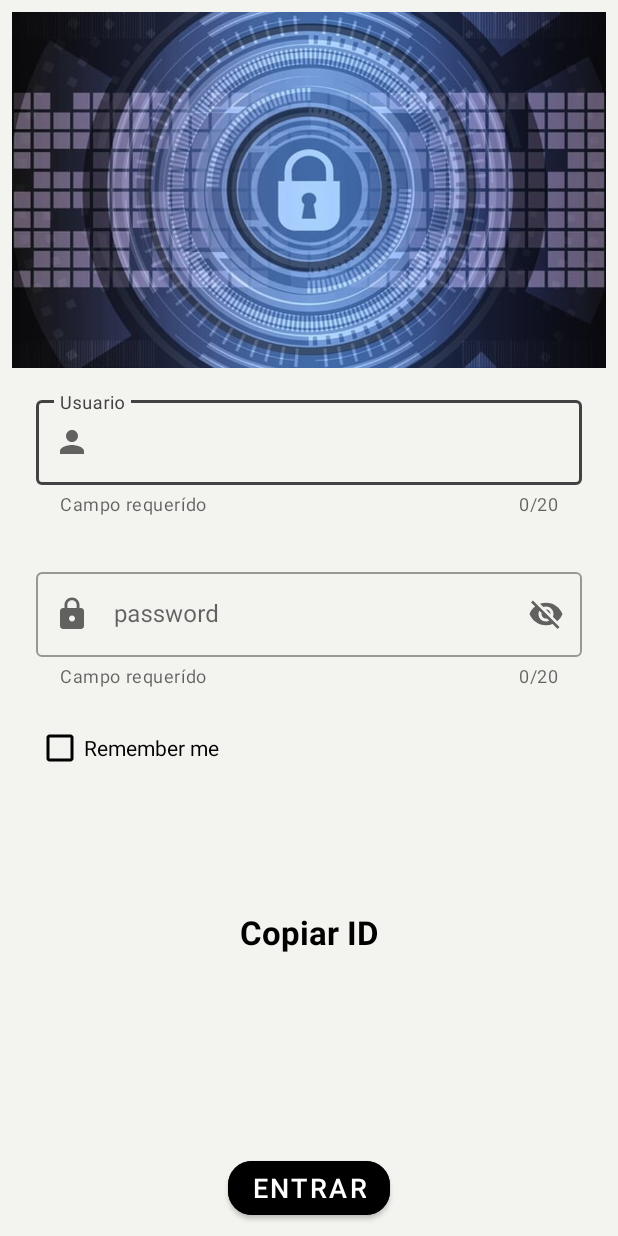
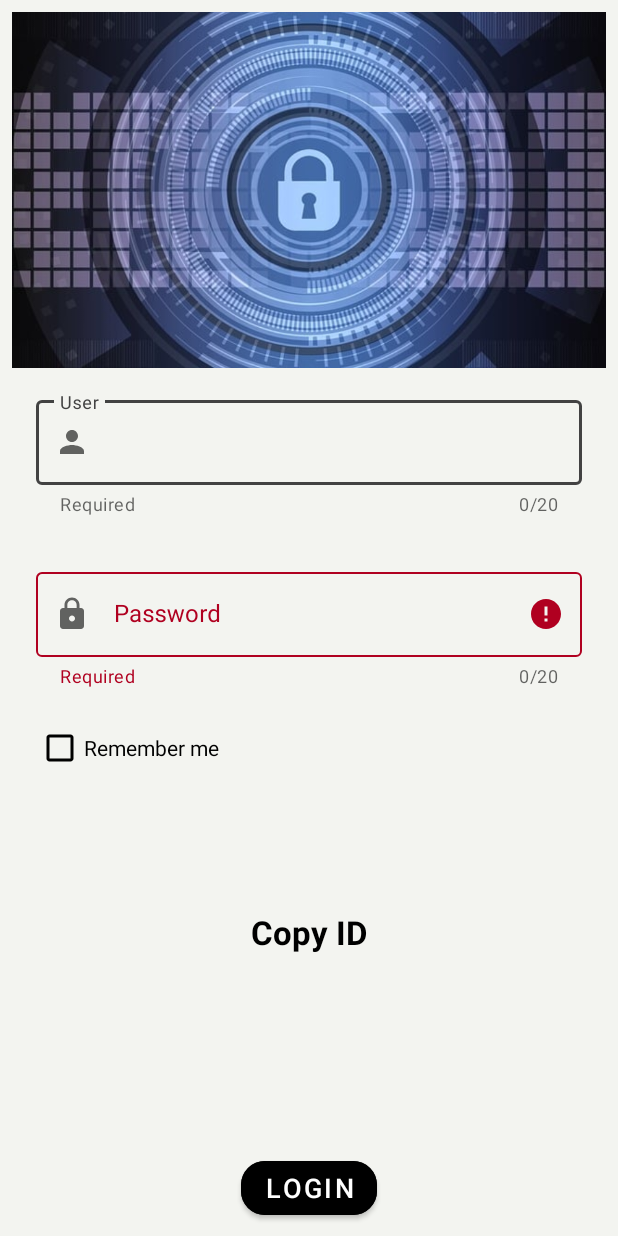
Before and after one commit to geekmaster69/SkytagBeta, an Android app: the screen it shows after launch (LoginActivity), after a tap on an icon or button, on a phone screen of 412 x 824 dp. Run offline under Robolectric (Android 15) with nearby library versions, the phone set to English and light mode, and no system bars; our stand-ins replace Room's generated code; libraries missing offline, so code that uses them is left out: io.paperdb; 3 statements that could not run were skipped.

Commit message:
plus location history

```diff
--- a/app/src/main/java/com/example/skytagbeta/presentation/locationhistory/adapter/StatusListAdapter.kt
+++ b/app/src/main/java/com/example/skytagbeta/presentation/locationhistory/adapter/StatusListAdapter.kt
@@ -34,9 +34,8 @@ class StatusListAdapter(private var status: MutableList<StatusListEntity>, priva
             binding.tvNetwork.text = list.network
             binding.tvTime.text = list.date
             binding.tvSatelite.text = list.accuracy
-            binding.tvCode.text = list.code
 
-            if (list.code == "20"){ binding.root.setBackgroundColor(Color.RED) }
+            if (list.code == "20"){ binding.root.setCardBackgroundColor(Color.parseColor("#CB3234")) }
         }
     }
 
--- a/app/src/main/java/com/example/skytagbeta/presentation/login/LoginActivity.kt
+++ b/app/src/main/java/com/example/skytagbeta/presentation/login/LoginActivity.kt
@@ -8,18 +8,23 @@ import android.content.pm.PackageManager
 import android.os.Build
 import android.os.Bundle
 import android.util.Log
+import android.view.View
 import android.widget.Toast
 import androidx.activity.result.contract.ActivityResultContracts
 import androidx.activity.viewModels
 import androidx.appcompat.app.AppCompatActivity
 import androidx.core.app.ActivityCompat
 import androidx.core.content.ContextCompat
+import androidx.core.widget.addTextChangedListener
+import com.example.skytagbeta.R
 import com.example.skytagbeta.presentation.login.model.LoginUserInfo
 import com.example.skytagbeta.base.utils.IdentifierKey
 import com.example.skytagbeta.base.utils.showToast
 import com.example.skytagbeta.databinding.ActivityLoginBinding
 import com.example.skytagbeta.presentation.login.viewmodel.LoginViewModel
 import com.example.skytagbeta.presentation.main.MainActivity
+import com.google.android.material.snackbar.Snackbar
+import com.google.android.material.textfield.TextInputLayout
 import io.paperdb.Paper
 
 
@@ -38,7 +43,7 @@ class LoginActivity : AppCompatActivity() {
         setContentView(binding.root)
         Paper.init(this)
 
-
+        setupTextFlied()
 
         identifierKey1 = identifierKey.getIdentifierKey(this).take(10) // Para enviar Coordenadas
         identifierKey2 = identifierKey.getIdentifierKey(this) // Para copiar y mandar
@@ -50,7 +55,7 @@ class LoginActivity : AppCompatActivity() {
             if(checkAllRequiredPermissions()){
                 login()
             }else{
-                showToast(this, "Debe haceptar los permisos")
+                showToast(this, getString(R.string.loginactivity_permissions_toas))
             }
         }
 
@@ -82,6 +87,7 @@ class LoginActivity : AppCompatActivity() {
     }
 
     private fun login() {
+        binding.pbProbresBar.visibility = View.VISIBLE
 
         val user = binding.etUser.text.toString()
         val password = binding.etPassword.text.toString()
@@ -96,28 +102,36 @@ class LoginActivity : AppCompatActivity() {
             Paper.book().write("remember", false)
         }
 
+        if (validateFields(binding.tilUser, binding.tilPassword)){
             mLoginViewModel.onLogin(LoginUserInfo(mensaje = "usuario", usuario = user, contrasena = password))
+
 
             mLoginViewModel.loginModel.observe(this){
                 when(it.estado){
 
                     200 ->{
-                    Toast.makeText(this, "Bienvenido ${it.usuario.usuario}", Toast.LENGTH_SHORT).show()
+                        Toast.makeText(this, "Welcome ${it.usuario.usuario}", Toast.LENGTH_SHORT).show()
                         Paper.book().write("user", user)
                         Paper.book().write("contrasena", password)
                         Paper.book().write("identificador", identifierKey1)
                         Paper.book().write("active", true)
+                        binding.pbProbresBar.visibility = View.GONE
 
                         startActivity(Intent(this, MainActivity::class.java))
                         finish()
                     }
 
                     400 ->{
-                    Toast.makeText(this, "Usuario o contraseña incorrectos", Toast.LENGTH_SHORT).show()
+                        Toast.makeText(this, getString(R.string.loginactivity_login_error), Toast.LENGTH_SHORT).show()
+                        binding.pbProbresBar.visibility = View.GONE
 
                         Paper.book().write("active", false)
                     }
-                else -> Toast.makeText(this, "Error desconocido", Toast.LENGTH_SHORT).show()
+                    else -> {Toast.makeText(this, getString(R.string.unknown_error), Toast.LENGTH_SHORT).show()
+                        Paper.book().write("active", false)
+                        binding.pbProbresBar.visibility = View.GONE
+                    }
+                }
             }
         }
     }
@@ -175,15 +189,38 @@ class LoginActivity : AppCompatActivity() {
 
                 } else {
 
-                    Toast.makeText(this, "Se requieren todos los permisos", Toast.LENGTH_LONG).show()
+                    Toast.makeText(this, getString(R.string.loginactivity_all_permission_be_required), Toast.LENGTH_LONG).show()
                     finish()
                     break
                 }
             }
         } else {
-            Toast.makeText(this, "Se requieren todos los permisos", Toast.LENGTH_LONG).show()
+            Toast.makeText(this, getString(R.string.loginactivity_all_permission_be_required), Toast.LENGTH_LONG).show()
             finish()
         }
     }
 
+    private fun validateFields(vararg textFields: TextInputLayout): Boolean{
+        var isValid = true
+
+        for (textField in textFields){
+            if (textField.editText?.text.toString().trim().isEmpty()){
+                textField.error = getString(R.string.helper_required)
+                isValid = false
+            } else textField.error = null
         }
+
+        if (!isValid)
+            showToast(this, getString(R.string.edit_store_message_valid))
+        binding.pbProbresBar.visibility = View.GONE
+
+        return isValid
+    }
+
+    private fun setupTextFlied(){
+        with(binding){
+            etUser.addTextChangedListener { validateFields(tilUser) }
+            etPassword.addTextChangedListener { validateFields(tilPassword) }
+        }
+    }
+}
--- a/app/src/main/java/com/example/skytagbeta/presentation/main/service/BleService.kt
+++ b/app/src/main/java/com/example/skytagbeta/presentation/main/service/BleService.kt
@@ -143,7 +143,7 @@ class BleService : Service() {
 
         val latitude = Paper.book().read<Double>("latSos") ?: 0.0
         val longitude = Paper.book().read<Double>("longSos") ?: 0.0
-        val macAddress = Paper.book().read<String>("macAddress") ?: "offline"
+        val macAddress = Paper.book().read<String>("macAddress") ?: "Offline"
         val identificador = Paper.book().read<String>("identificador")
         val accuracy = Paper.book().read<String>("accuracy") ?: "Not Available"
         val speedMs = Paper.book().read<Float>("speed")
--- a/app/src/main/res/layout/activity_login.xml
+++ b/app/src/main/res/layout/activity_login.xml
@@ -8,6 +8,17 @@
     android:padding="@dimen/min_padding_size"
     android:background="@color/grey"
     tools:context=".presentation.login.LoginActivity">
+
+    <ProgressBar
+        android:id="@+id/pbProbresBar"
+        android:layout_width="wrap_content"
+        android:layout_height="wrap_content"
+        app:layout_constraintStart_toStartOf="parent"
+        app:layout_constraintEnd_toEndOf="parent"
+        app:layout_constraintTop_toTopOf="parent"
+        app:layout_constraintBottom_toBottomOf="parent"
+        android:visibility="gone"/>
+
 
 
     <ImageView
@@ -31,7 +42,7 @@
         app:layout_constraintStart_toStartOf="parent"
         app:layout_constraintEnd_toEndOf="parent"
         android:hint="@string/login_user"
-        app:helperText="@string/required_field"
+        app:helperText="@string/helper_required"
         app:endIconMode="clear_text"
         app:counterMaxLength="20"
         app:counterEnabled="true"
@@ -54,7 +65,7 @@
         app:layout_constraintStart_toStartOf="parent"
         app:layout_constraintEnd_toEndOf="parent"
         android:hint="@string/login_password"
-        app:helperText="@string/required_field"
+        app:helperText="@string/helper_required"
         app:endIconMode="password_toggle"
         app:counterMaxLength="20"
         app:counterEnabled="true"
--- a/app/src/main/res/values/strings.xml
+++ b/app/src/main/res/values/strings.xml
@@ -14,10 +14,10 @@
 
     <string name="hello_first_fragment">Hello first fragment</string>
     <string name="hello_second_fragment">Hello second fragment. Arg: %1$s</string>
-    <string name="login_user">Usuario</string>
-    <string name="login_password">password</string>
-    <string name="login_log">Entrar</string>
-    <string name="login_copi_identifier">Copiar ID</string>
+    <string name="login_user">User</string>
+    <string name="login_password">Password</string>
+    <string name="login_log">Login</string>
+    <string name="login_copi_identifier">Copy ID</string>
     <string name="image_login">image login</string>
     <string name="location_required_error">GPS Active</string>
     <string name="remember_me">Remember me</string>
@@ -36,4 +36,10 @@
     <string name="terrain_map">Terrain Map</string>
     <string name="location_history_start_date">Start Date</string>
     <string name="location_history_finish_date">Finish Date</string>
+    <string name="loginactivity_login_error">Wrong username or password</string>
+    <string name="unknown_error">Unknown Error</string>
+    <string name="loginactivity_permissions_toas">You must accept the permissions</string>
+    <string name="loginactivity_all_permission_be_required">Be require all permissions</string>
+    <string name="helper_required">Required</string>
+    <string name="edit_store_message_valid">" Review the required fields."</string>
 </resources>
```
Also changed, not shown: app/src/main/res/layout/item_status_list.xml (+4 -27 lines). Lines whose indentation alone changed are shown as unchanged.
